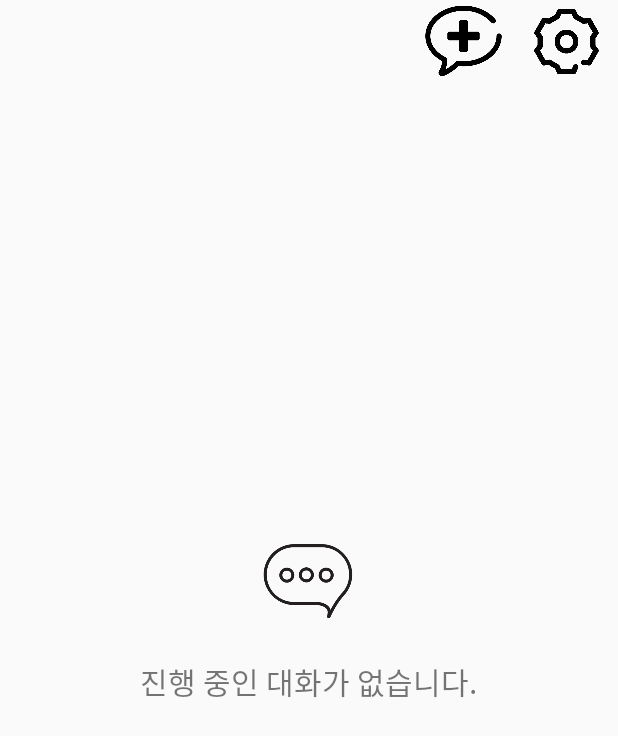
After one commit to pyeongho/SignalCatcher-Android, an Android app: the ListActivity screen opened directly, with no data from a screen before it, on a phone screen of 412 x 824 dp. The commit adds this screen. Shown: the top 736 px of the screen. Run offline under Robolectric (Android 15) with nearby library versions, the phone set to English and light mode, and no system bars.

Commit message:
메뉴, 리스트액티비티 구현 (#7)
메뉴, 리스트액티비티 구현

```diff
--- a/app/src/main/AndroidManifest.xml
+++ b/app/src/main/AndroidManifest.xml
@@ -13,10 +13,10 @@
         <activity android:name=".UserInfoActivity">
             <intent-filter>
                 <action android:name="android.intent.action.MAIN" />
-
                 <category android:name="android.intent.category.LAUNCHER" />
             </intent-filter>
         </activity>
+        <activity android:name=".ListActivity"/>
     </application>
 
 </manifest>
--- /dev/null
+++ b/app/src/main/java/com/example/signalcatcher/ListActivity.kt
@@ -0,0 +1,36 @@
+package com.example.signalcatcher
+
+import android.os.Bundle
+import android.view.View
+import android.widget.*
+import androidx.appcompat.app.AppCompatActivity
+import kotlinx.android.synthetic.main.activity_list.*
+import java.time.LocalDateTime
+import java.util.*
+
+class ListActivity : AppCompatActivity() {
+    override fun onCreate(savedInstanceState: Bundle?) {
+        super.onCreate(savedInstanceState)
+        setContentView(R.layout.activity_list)
+        //var itemList = mutableListOf<Item>()
+        var list = mutableListOf<String>()
+        var arrayAdapter = ArrayAdapter(this, android.R.layout.simple_list_item_1, list)
+        listView.adapter = arrayAdapter
+
+        btn_add.setOnClickListener {
+            Toast.makeText(this, "추가", Toast.LENGTH_SHORT).show()
+            list_empty.visibility = View.GONE
+            val cal = Calendar.getInstance()
+            val now : String = "${cal.get(Calendar.YEAR)}.${cal.get(Calendar.MONTH)+1}.${cal.get(Calendar.DATE)} ${cal.get(Calendar.HOUR_OF_DAY)}:${cal.get(Calendar.MINUTE)}:${cal.get(Calendar.SECOND)}"
+            list.add(now)
+            //list.add("이름")
+            arrayAdapter.notifyDataSetChanged()
+        }
+        btn_option.setOnClickListener {
+            Toast.makeText(this, "설정", Toast.LENGTH_SHORT).show()
+        }
+        list_empty.setOnClickListener {
+            Toast.makeText(this, "우측 상단의 버튼으로 대화를 추가해주세요.", Toast.LENGTH_SHORT).show()
+        }
+    }
+}
--- a/app/src/main/java/com/example/signalcatcher/MainActivity.kt
+++ b/app/src/main/java/com/example/signalcatcher/MainActivity.kt
@@ -1,12 +1,20 @@
 package com.example.signalcatcher
 
+import android.content.Intent
 import androidx.appcompat.app.AppCompatActivity
 import android.os.Bundle
+import kotlinx.android.synthetic.main.activity_main.*
 
 class MainActivity : AppCompatActivity() {
 
     override fun onCreate(savedInstanceState: Bundle?) {
         super.onCreate(savedInstanceState)
         setContentView(R.layout.activity_main)
+
+        button.setOnClickListener {
+            val nextIntent = Intent(this, ListActivity::class.java)
+            startActivity(nextIntent)
+            finish()
+        }
     }
 }
--- /dev/null
+++ b/app/src/main/res/layout/activity_list.xml
@@ -0,0 +1,78 @@
+<?xml version="1.0" encoding="utf-8"?>
+<LinearLayout xmlns:android="http://schemas.android.com/apk/res/android"
+    android:layout_width="match_parent"
+    android:layout_height="match_parent"
+    android:orientation="vertical">
+    <LinearLayout
+        android:layout_width="match_parent"
+        android:layout_height="0dp"
+        android:layout_weight="1"
+        android:orientation="horizontal">
+        <LinearLayout
+            android:layout_width="0dp"
+            android:layout_weight="2"
+            android:layout_height="match_parent">
+        </LinearLayout>
+        <LinearLayout
+            android:layout_width="0dp"
+            android:layout_weight="1"
+            android:layout_height="match_parent">
+            <ImageView
+                android:id="@+id/btn_add"
+                android:layout_width="0dp"
+                android:layout_weight="1"
+                android:layout_height="wrap_content"
+                android:scaleType="fitCenter"
+                android:src="@drawable/btn_add">
+            </ImageView>
+            <ImageView
+                android:id="@+id/btn_option"
+                android:layout_width="0dp"
+                android:layout_weight="1"
+                android:layout_height="wrap_content"
+                android:scaleType="fitCenter"
+                android:src="@drawable/btn_option">
+            </ImageView>
+        </LinearLayout>
+    </LinearLayout>
+    <LinearLayout
+        android:layout_width="match_parent"
+        android:layout_height="0dp"
+        android:layout_weight="14"
+        android:orientation="vertical">
+        <LinearLayout
+            android:id="@+id/list_empty"
+            android:visibility="visible"
+            android:layout_width="match_parent"
+            android:layout_height="match_parent"
+            android:orientation="vertical">
+            <LinearLayout
+                android:layout_width="match_parent"
+                android:layout_height="0dp"
+                android:layout_weight="1">
+
+                <ImageView
+                    android:layout_width="wrap_content"
+                    android:layout_height="100dp"
+                    android:layout_gravity="bottom"
+                    android:src="@drawable/list_empty"></ImageView>
+            </LinearLayout>
+            <LinearLayout
+                android:layout_width="match_parent"
+                android:layout_height="0dp"
+                android:layout_weight="1"
+                android:gravity="center_horizontal">
+                <TextView
+                    android:layout_width="wrap_content"
+                    android:layout_height="100dp"
+                    android:textSize="20dp"
+                    android:text="진행 중인 대화가 없습니다."></TextView>
+            </LinearLayout>
+        </LinearLayout>
+        <ListView
+            android:id="@+id/listView"
+            android:layout_width="match_parent"
+            android:layout_height="match_parent">
+        </ListView>
+    </LinearLayout>
+</LinearLayout>
--- /dev/null
+++ b/app/src/main/res/layout/row_list.xml
@@ -0,0 +1,24 @@
+<?xml version="1.0" encoding="utf-8"?>
+<LinearLayout xmlns:android="http://schemas.android.com/apk/res/android"
+    android:orientation="vertical" android:layout_width="match_parent"
+    android:layout_height="match_parent">
+    <TextView
+        android:id="@+id/tv_name"
+        android:layout_width="wrap_content"
+        android:layout_height="wrap_content"
+        android:textStyle="bold"
+        android:textColor="#000000"
+        android:layout_margin="10dp"
+        android:textSize="30dp"
+        android:text="김정우"/>
+    <TextView
+        android:id="@+id/tv_date"
+        android:layout_width="wrap_content"
+        android:layout_height="wrap_content"
+        android:textStyle="bold"
+        android:textColor="#9FA2A2"
+        android:layout_margin="10dp"
+        android:textSize="15dp"
+        android:layout_gravity="right"
+        android:text="2020.01.05"/>
+</LinearLayout>
```
Also changed, not shown: app/src/main/res/drawable/btn_add.png (added), app/src/main/res/drawable/btn_option.png (added), app/src/main/res/drawable/list_empty.png (added).
